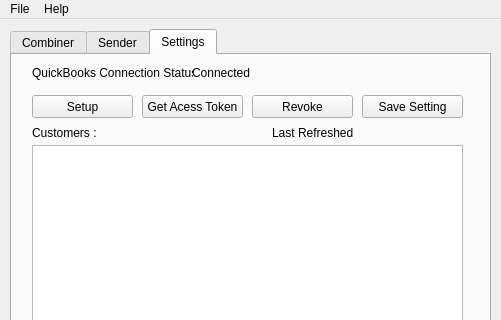
Above: Main.ui from maxitule3/Invoice-Combine-Send before the change; both pictures show x 0 to 501 and y 0 to 320 of the 501 by 566 pixel window. Below: the same form after it.
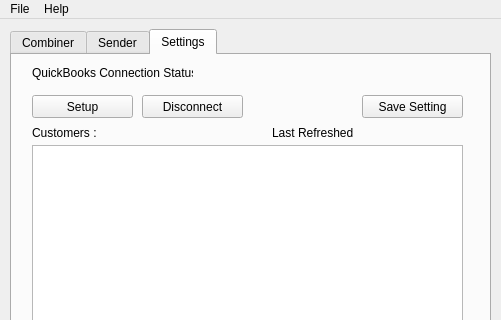
That is the form after the change.

```diff
--- a/Main.ui
+++ b/Main.ui
@@ -569,7 +569,7 @@
        <number>0</number>
       </property>
       <property name="text">
-       <string>Connected</string>
+       <string/>
       </property>
       <property name="textFormat">
        <enum>Qt::AutoText</enum>
@@ -617,30 +617,17 @@
        <string>Use Custom Body</string>
       </property>
      </widget>
-     <widget class="QPushButton" name="pushButton_9">
-      <property name="geometry">
-       <rect>
-        <x>130</x>
-        <y>40</y>
-        <width>101</width>
-        <height>23</height>
-       </rect>
-      </property>
-      <property name="text">
-       <string>Get Acess Token</string>
-      </property>
-     </widget>
      <widget class="QPushButton" name="pushButton_10">
       <property name="geometry">
        <rect>
-        <x>240</x>
+        <x>130</x>
         <y>40</y>
         <width>101</width>
         <height>23</height>
        </rect>
       </property>
       <property name="text">
-       <string>Revoke</string>
+       <string>Disconnect</string>
       </property>
      </widget>
      <widget class="QSpinBox" name="spinBox">
```
